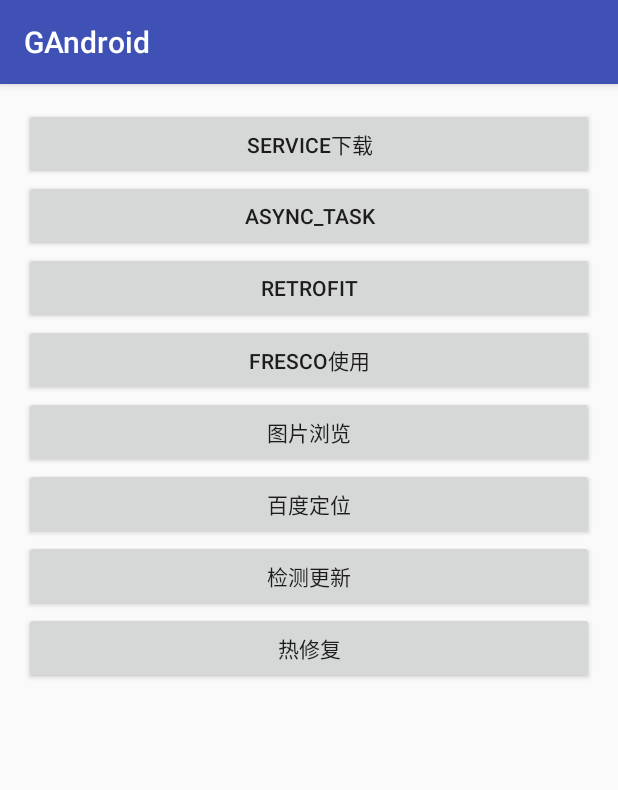
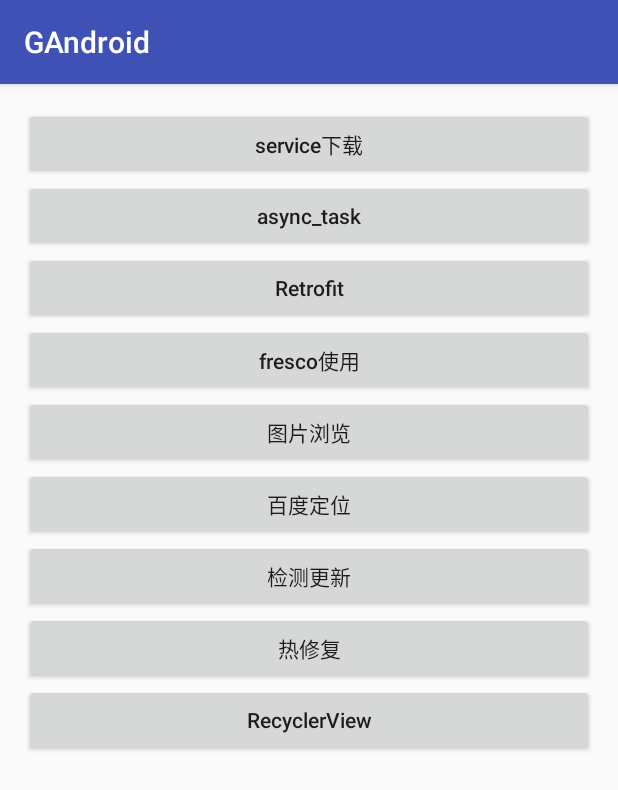
Before and after one commit to 8debug/android-module, an Android app: the screen it shows after launch (MainActivity), on a phone screen of 412 x 824 dp. Shown: the top 790 px of the screen. Run offline under Robolectric (Android 15) with nearby library versions, the phone set to English and light mode, and no system bars; libraries missing offline, so code that uses them is left out: com.facebook.common, com.facebook.drawee, com.facebook.imagepipeline; 5 statements that could not run were skipped.

Commit message:
RecyclerView 线性布局、九宫格布局案例

```diff
--- a/app/src/main/AndroidManifest.xml
+++ b/app/src/main/AndroidManifest.xml
@@ -37,7 +37,8 @@
         <activity
             android:name=".FrescoActivity"
             android:label="@string/activity_label_fresco" />
-        <activity android:name=".HotFixActivity"/>
+        <activity android:name=".HotFixActivity" />
+        <activity android:name=".RecyclerViewActivity" android:label="@string/act_RecyclerViewActivity"/>
     </application>
 
 </manifest>
--- a/app/src/main/java/gesoft/gandroid/MainActivity.java
+++ b/app/src/main/java/gesoft/gandroid/MainActivity.java
@@ -81,6 +81,10 @@ public class MainActivity extends AppCompatActivity {
         //GFIR.checkUpd();
     }
 
+    public void recyclerView(View view){
+        startActivity(new Intent(this, RecyclerViewActivity.class));
+    }
+
     //推送
     void gpush(){
 
--- a/app/src/main/res/layout/activity_main.xml
+++ b/app/src/main/res/layout/activity_main.xml
@@ -15,24 +15,28 @@
         android:layout_width="match_parent"
         android:layout_height="wrap_content"
         android:text="@string/btn_download"
+        android:textAllCaps="false"
         android:onClick="download"/>
 
     <Button
         android:layout_width="match_parent"
         android:layout_height="wrap_content"
         android:text="@string/btn_asyncTask"
+        android:textAllCaps="false"
         android:onClick="asyncTask"/>
 
     <Button
         android:layout_width="match_parent"
         android:layout_height="wrap_content"
         android:text="@string/btn_retrofit"
+        android:textAllCaps="false"
         android:onClick="retrofit"/>
 
     <Button
         android:layout_width="match_parent"
         android:layout_height="wrap_content"
         android:text="@string/activity_label_fresco"
+        android:textAllCaps="false"
         android:onClick="fresco"/>
 
     <Button
@@ -59,4 +63,11 @@
         android:text="@string/btn_hotfix"
         android:onClick="hotfix"/>
 
+    <Button
+        android:layout_width="match_parent"
+        android:layout_height="wrap_content"
+        android:text="@string/btn_RecyclerView"
+        android:textAllCaps="false"
+        android:onClick="recyclerView"/>
+
 </LinearLayout>
--- a/app/src/main/res/values/strings.xml
+++ b/app/src/main/res/values/strings.xml
@@ -8,6 +8,7 @@
     <string name="btn_bd_location">百度定位</string>
     <string name="btn_checkupd">检测更新</string>
     <string name="btn_hotfix">热修复</string>
+    <string name="btn_RecyclerView" formatted="false">RecyclerView</string>
     <string name="activity_label_fresco">fresco使用</string>
 
     <string name="btn_bd_bdlocation">定位</string>
@@ -15,6 +16,8 @@
     <string name="btn_bd_stop">结束定位</string>
     <string name="title_activity_login">Sign in</string>
     <string name="action_settings">重复</string>
+
+    <string name="act_RecyclerViewActivity">RecyclerView</string>
 
     <!-- Strings related to login -->
     <string name="prompt_email">Email</string>
```
Also changed, not shown: app/src/main/java/gesoft/gandroid/RecyclerViewActivity.java (added, +42 -0 lines), app/src/main/res/layout/activity_recycler_view.xml (added, +46 -0 lines), app/src/main/res/layout/adapter_item.xml (added, +8 -0 lines).
